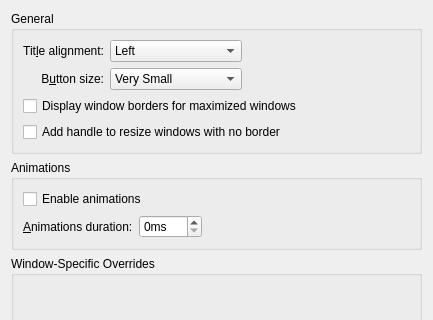
Before: the Qt Designer form windec/kdecoration2/config/ui/breezeconfigurationui.ui in Luwx/Lightly, drawn with Qt 5; both pictures show x 0 to 433 and y 0 to 320 of the 433 by 548 pixel window.
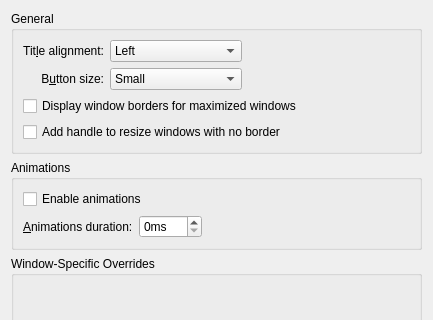
After: the same form once the commit is applied. Custom widgets are drawn as their Qt base class.

Commit message: removed 'VerySmall' button size

```diff
--- a/windec/kdecoration2/config/ui/breezeconfigurationui.ui
+++ b/windec/kdecoration2/config/ui/breezeconfigurationui.ui
@@ -92,11 +92,6 @@
       </item>
       <item row="1" column="1">
        <widget class="QComboBox" name="buttonSize">
-        <item>
-         <property name="text">
-          <string comment="@item:inlistbox Button size:">Very Small</string>
-         </property>
-        </item>
         <item>
          <property name="text">
           <string comment="@item:inlistbox Button size:">Small</string>
```
The commit also changes 2 other files.
